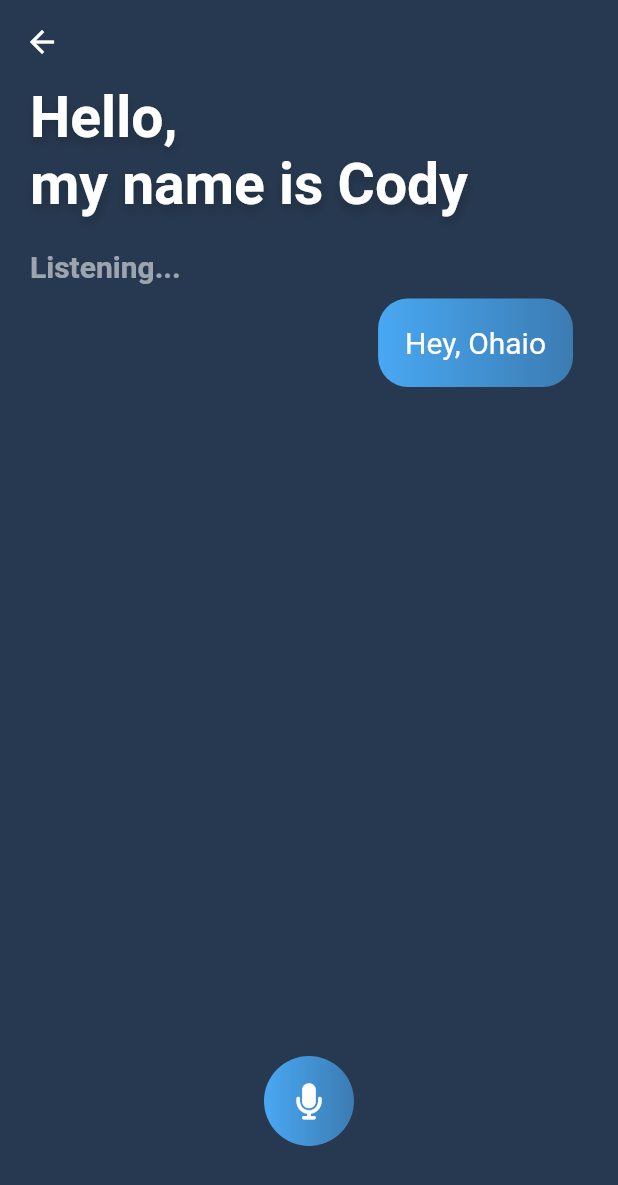
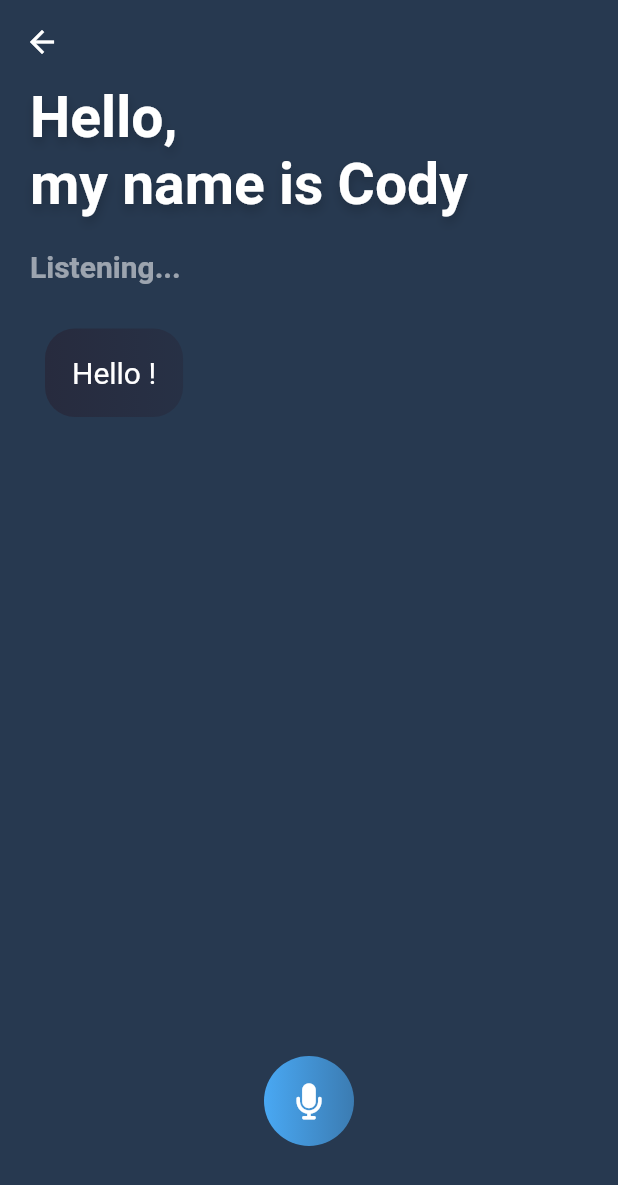
Before and after one commit to 7-USH/Voice-Assistant-Weather-App, a Flutter app: the screen it shows after launch, item 2 of the bottom bar chosen, after a tap on the "mic off" icon, on a phone screen of 412 x 824 dp. Shown: the top 1185 px of the screen. Run offline on Flutter 3.47's test engine with Material 2 defaults, Android fonts, the phone set to English and light mode, and no system bars; drawn by our look-alikes of avatar_glow, scrollable_positioned_list; our stand-ins replace font_awesome_flutter, google_fonts, speech_to_text.

Commit message:
voice fixed

```diff
--- a/lib/main.dart
+++ b/lib/main.dart
@@ -2,7 +2,6 @@
 
 import 'package:flutter/material.dart';
 import 'package:weather_app/screens/homepage.dart';
-import 'package:weather_app/screens/voice.dart';
 
 void main() {
   runApp(const MyApp());
@@ -14,7 +13,6 @@ class MyApp extends StatelessWidget {
   // This widget is the root of your application.
   @override
   Widget build(BuildContext context) {
-    // ignore: prefer_const_constructors
     return MaterialApp(
       title: 'Flutter Demo',
       home: HomePage(),
--- a/lib/models/command.dart
+++ b/lib/models/command.dart
@@ -2,3 +2,8 @@ class Command {
   String text;
   Command({required this.text});
 }
+
+enum Who {
+  user,
+  bot,
+}
--- a/lib/screens/homepage.dart
+++ b/lib/screens/homepage.dart
@@ -14,8 +14,10 @@ class HomePage extends StatefulWidget {
 }
 
 class _HomePageState extends State<HomePage> {
+
   @override
   Widget build(BuildContext context) {
+    final size = MediaQuery.of(context).size;
     return Scaffold(
         backgroundColor: bgColor,
         bottomNavigationBar: Container(
@@ -52,7 +54,7 @@ class _HomePageState extends State<HomePage> {
                           gradient: LinearGradient(
                               colors: [blobColor, blobColor.withOpacity(0.6)])),
                       child: const Icon(
-                        FontAwesomeIcons.microphone,
+                        FontAwesomeIcons.microphoneLines,
                         color: Colors.white,
                       ),
                     ),
@@ -88,19 +90,19 @@ class _HomePageState extends State<HomePage> {
                       "Panjim, Goa",
                       style: appText(
                           color: Colors.white,
-                          size: 35,
+                          size: size.height/25,
                           weight: FontWeight.w600),
                     ),
                   ],
                 ),
               ),
-              const SizedBox(
-                height: 50,
+              SizedBox(
+                height: size.height/35,
               ),
               Center(
                   child: Image.asset(
                 "assets/sun.png",
-                scale: 0.7,
+                scale: size.height/1200,
               )),
               const SizedBox(
                 height: 20,
@@ -109,13 +111,13 @@ class _HomePageState extends State<HomePage> {
                 "  29°",
                 textAlign: TextAlign.left,
                 style: numText(
-                    color: textColor, size: 100, weight: FontWeight.bold),
+                    color: textColor, size: size.height/8, weight: FontWeight.bold),
               ),
               Text(
                 "Cloudy",
                 style: appText(
-                    color: textColor, size: 20, weight: FontWeight.w600),
-              )
+                    color: textColor, size: size.height/35, weight: FontWeight.w600),
+              ),
             ],
           ),
         ));
--- a/lib/screens/voice.dart
+++ b/lib/screens/voice.dart
@@ -10,6 +10,7 @@ import 'package:weather_app/constants/colors.dart';
 import 'package:weather_app/constants/fonts.dart';
 import 'package:speech_to_text/speech_to_text.dart';
 import 'package:weather_app/models/command.dart';
+import 'package:weather_app/widgets/glassbox.dart';
 import 'package:weather_app/widgets/messageblob.dart';
 
 class VoicePage extends StatefulWidget {
@@ -23,19 +24,27 @@ class _VoicePageState extends State<VoicePage> {
   late SpeechToText _speechToText;
   bool _isListening = false;
   bool onstatus = false;
+  double _height = 0;
+  Color red = Colors.red;
 
-  List<Command> messages = [Command(text: "Hey, Ohaio")];
+  final ItemPositionsListener itemPositionsListener =
+      ItemPositionsListener.create();
+
+  List<Command> messages = [Command(text: "Hello !")];
   String _text = "JUMBO";
   final ItemScrollController _scrollController = ItemScrollController();
+  Enum who = Who.user;
 
   @override
   void initState() {
+    super.initState();
     _speechToText = SpeechToText();
-    super.initState();
   }
 
   @override
   Widget build(BuildContext context) {
+    final size =MediaQuery.of(context).size;
+
     return Scaffold(
       floatingActionButtonLocation: FloatingActionButtonLocation.centerDocked,
       floatingActionButton: AvatarGlow(
@@ -53,8 +62,12 @@ class _VoicePageState extends State<VoicePage> {
               decoration: BoxDecoration(
                   borderRadius: BorderRadius.circular(30),
                   color: blobColor,
-                  gradient: LinearGradient(
-                      colors: [blobColor, blobColor.withOpacity(0.6)])),
+                  gradient: LinearGradient(colors: [
+                    _isListening ? blobColor : red,
+                    _isListening
+                        ? blobColor.withOpacity(0.6)
+                        : red.withOpacity(0.6)
+                  ])),
               child: Icon(
                 _isListening ? FontAwesomeIcons.microphone : Icons.mic_off,
                 color: Colors.white,
@@ -83,10 +96,10 @@ class _VoicePageState extends State<VoicePage> {
             style: messageFont(
                 color: Colors.white54, size: 20, weight: FontWeight.w600),
           ),
-          Stack(
-            children: [
+          Stack(children: [
             Container(
-                  height: 450,
+                height: size.height/2,
+                margin: EdgeInsets.only(top: 20),
                 decoration: BoxDecoration(
                   color: Colors.transparent,
                 ),
@@ -97,16 +110,24 @@ class _VoicePageState extends State<VoicePage> {
                     return true;
                   },
                   child: ScrollablePositionedList.builder(
+                      itemPositionsListener: itemPositionsListener,
                       itemScrollController: _scrollController,
                       physics: AlwaysScrollableScrollPhysics(),
                       scrollDirection: Axis.vertical,
                       itemCount: messages.length,
                       itemBuilder: (context, index) {
-                          return MessageBlob(command: messages[index]);
+                        if (index % 2 == 0) {
+                          who = Who.bot;
+                        } else {
+                          who = Who.user;
+                        }
+                        return MessageBlob(command: messages[index],who: who,);
                       }),
                 )),
-            ],
-          )
+            GlassBox(
+              height: _height,
+            ),
+          ])
         ]),
       ),
     );
@@ -117,31 +138,37 @@ class _VoicePageState extends State<VoicePage> {
       bool available = await _speechToText.initialize(
         onStatus: (val) {
           print('OnStatus : $val');
+          if (val == "notListening" || val == "done") {
+            _isListening = false;
+            setState(() {});
+          }
         },
         onError: (val) {
           print('OnError : $val');
         },
-          debugLogging: true);
+      );
 
       if (available) {
         setState(() {
           _isListening = true;
         });
+        bool insert = true;
         _speechToText.listen(
-            cancelOnError: true,
-            pauseFor: Duration(seconds: 1),
-            listenFor: Duration(seconds: 3),
-            listenMode: ListenMode.deviceDefault,
             onResult: (result) => setState(() {
                   _text = result.recognizedWords;
-                  if (_text != "") {
+                  _isListening = false;
+                  if (_text != "" && insert) {
                     messages.add(Command(text: _text));
-
-                    setState(() {});
+                    insert = !insert;
                     _scrollController.scrollTo(
-                        index: messages.length,
+                        index: messages.length - 1,
                         curve: Curves.easeIn,
                         duration: Duration(milliseconds: 1000));
+                    if (itemPositionsListener
+                            .itemPositions.value.first.itemLeadingEdge <
+                        0) {
+                      _height = 50;
+                    }
                   }
                 }));
       }
--- /dev/null
+++ b/lib/widgets/glassbox.dart
@@ -0,0 +1,27 @@
+// ignore_for_file: sized_box_for_whitespace, must_be_immutable
+
+import 'dart:ui';
+
+import 'package:flutter/material.dart';
+
+class GlassBox extends StatelessWidget {
+  GlassBox({Key? key,required this.height}) : super(key: key);
+  double height;
+
+  @override
+  Widget build(BuildContext context) {
+    return ClipRRect(
+      child: Container(
+          height: height,
+          width: double.infinity,
+          child: Stack(
+            children: [
+              BackdropFilter(
+                filter: ImageFilter.blur(sigmaX: 2, sigmaY: 2),
+                child: Container(),
+              )
+            ],
+          )),
+    );
+  }
+}
--- a/lib/widgets/messageblob.dart
+++ b/lib/widgets/messageblob.dart
@@ -6,30 +6,37 @@ import 'package:weather_app/constants/fonts.dart';
 import 'package:weather_app/models/command.dart';
 
 class MessageBlob extends StatefulWidget {
-  MessageBlob({Key? key, required this.command}) : super(key: key);
+  MessageBlob({Key? key, required this.command, required this.who})
+      : super(key: key);
   Command command;
+  Enum who;
 
   @override
   State<MessageBlob> createState() => _MessageBlobState();
 }
 
 class _MessageBlobState extends State<MessageBlob> {
+  CrossAxisAlignment alignment = CrossAxisAlignment.start;
+  Color messageColor = botBlobColor;
+
   @override
   Widget build(BuildContext context) {
+    if (widget.who == Who.user) {
+      alignment = CrossAxisAlignment.end;
+      messageColor = blobColor;
+    }
+
     return Padding(
       padding: const EdgeInsets.all(10),
-      child: Column(crossAxisAlignment: CrossAxisAlignment.end, children: [
+      child: Column(crossAxisAlignment: alignment, children: [
         Container(
           padding: const EdgeInsets.all(18),
           constraints: const BoxConstraints(maxWidth: 200),
           decoration: BoxDecoration(
               color: blobColor,
-           gradient: LinearGradient(colors: [
-             blobColor,
-             blobColor.withOpacity(0.6)
-           ]),
-          borderRadius: BorderRadius.circular(20)
-         ),
+              gradient: LinearGradient(
+                  colors: [messageColor, messageColor.withOpacity(0.6)]),
+              borderRadius: BorderRadius.circular(20)),
           child: Text(
             widget.command.text,
             textAlign: TextAlign.justify,
```
Lines whose indentation alone changed are shown as unchanged.
